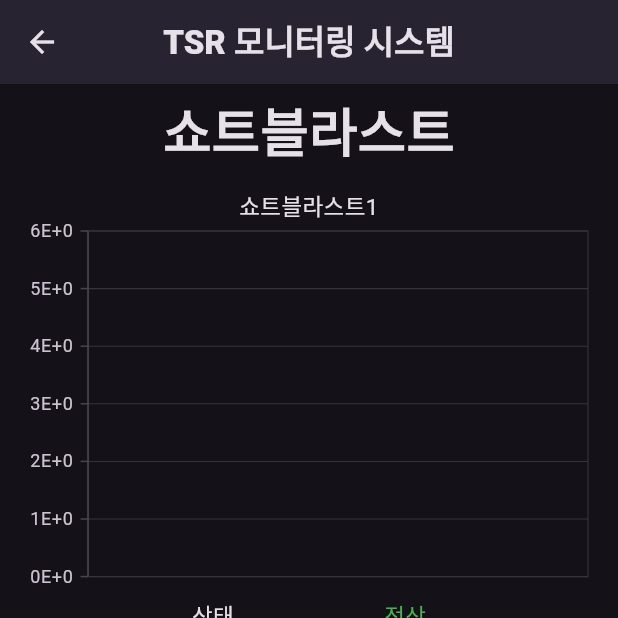
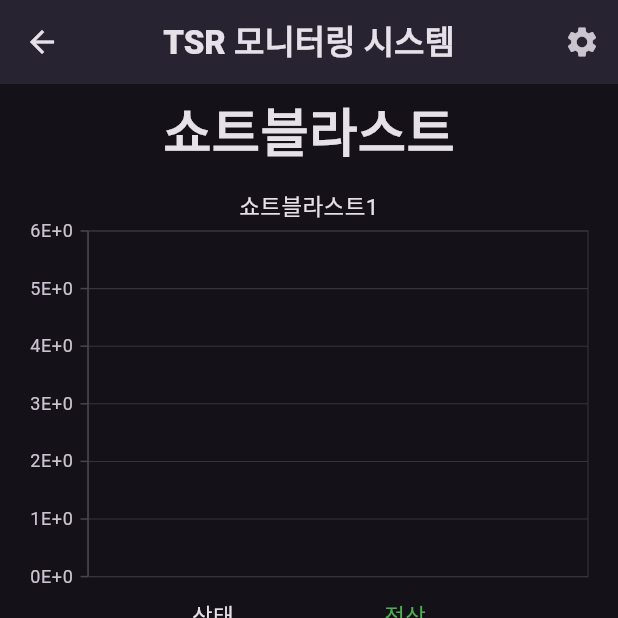
Before and after one commit to daehyun03/tsr_monitoring_app, a Flutter app: the screen it shows after launch, after a tap on the "keyboard control" icon, on a phone screen of 412 x 824 dp, the top half of it. Run offline on Flutter 3.47's test engine with Material 3 defaults, Android fonts, the phone set to English and light mode, and no system bars; our stand-ins replace firebase_core, firebase_messaging, flutter_local_notifications, flutter_localization, shared_preferences, socket_io_client and 1 more; accounts and stored records are empty; network calls fail.

Commit message:
[환경설정] 페이지 이동 설정 및 내부 db 설정

```diff
--- a/lib/main.dart
+++ b/lib/main.dart
@@ -2,6 +2,7 @@ import 'package:flutter/material.dart';
 import 'package:tsr_monitoring_app/page/detail_page.dart';
 import 'package:tsr_monitoring_app/page/init_page.dart';
 import 'package:tsr_monitoring_app/page/page_container.dart';
+import 'package:tsr_monitoring_app/page/setting_page.dart';
 import 'package:tsr_monitoring_app/util/color.dart';
 import 'package:tsr_monitoring_app/util/custom_theme_data.dart';
 import 'package:tsr_monitoring_app/util/custom_theme_mode.dart';
@@ -34,6 +35,7 @@ class MyApp extends StatelessWidget {
         '/인산염피막기' : (context) => PageContainer(DetailPage()),
         '/비형상도포기' : (context) => PageContainer(DetailPage()),
         '/진공펌프' : (context) => PageContainer(DetailPage()),
+        '/setting' : (context) => PageContainer(SettingPage()),
       },
       darkTheme: CustomThemeData.dark,
       theme: CustomThemeData.light,
--- a/lib/page/page_container.dart
+++ b/lib/page/page_container.dart
@@ -1,4 +1,6 @@
 import 'package:flutter/material.dart';
+
+import '../util/unique_shared_preference.dart';
 
 class PageContainer extends StatelessWidget {
   late Widget body;
@@ -23,12 +25,14 @@ class PageContainer extends StatelessWidget {
                   label: Text('설정'),
                 ),
               ],
-              selectedIndex: 0,
+              selectedIndex: int.parse(UniqueSharedPreference.getString('selectedIndex')),
               onDestinationSelected: (int index) {
                 if (index == 0) {
                   Navigator.pushNamed(context, '/');
+                  UniqueSharedPreference.setString('selectedIndex', index.toString());
                 } else if (index == 1) {
                   Navigator.pushNamed(context, '/setting');
+                  UniqueSharedPreference.setString('selectedIndex', index.toString());
                 }
               },
             ),
@@ -46,6 +50,14 @@ class PageContainer extends StatelessWidget {
           title: const Text('TSR 모니터링 시스템', style: TextStyle(fontWeight: FontWeight.w900),),
           centerTitle: true,
           elevation: 5.0,
+          actions: [
+            IconButton(
+              icon: const Icon(Icons.settings),
+              onPressed: () {
+                Navigator.pushNamed(context, '/setting');
+              },
+            )
+          ],
         ),
         body: body
     );
--- a/lib/util/unique_shared_preference.dart
+++ b/lib/util/unique_shared_preference.dart
@@ -1,10 +1,13 @@
 import 'package:shared_preferences/shared_preferences.dart';
+import 'package:tsr_monitoring_app/util/constants.dart';
 
 class UniqueSharedPreference {
   static late final SharedPreferences _instance;
 
-  static Future<SharedPreferences> init() async {
-    return _instance = await SharedPreferences.getInstance();
+  static void init() async {
+    _instance = await SharedPreferences.getInstance();
+    setString('selectedIndex', '0');
+    setString('selectedUnit', avgList[0]);
   }
 
   static String getString(String key, [String? defValue]) {
```
Also changed, not shown: lib/page/setting_page.dart (added, +10 -0 lines).
